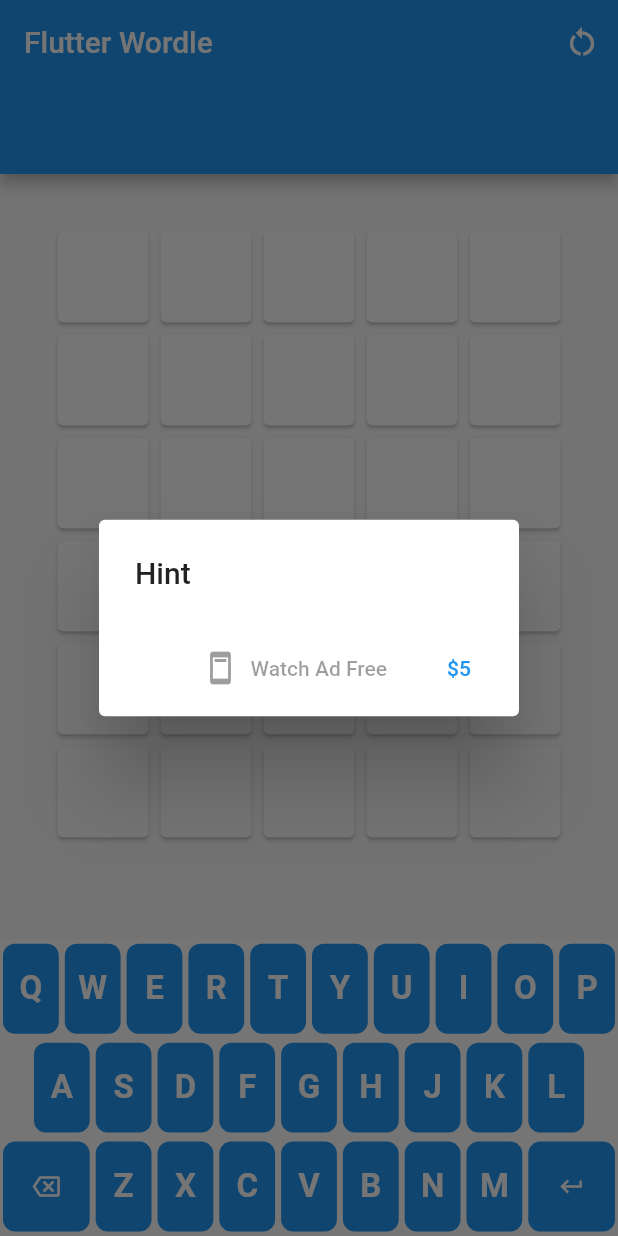
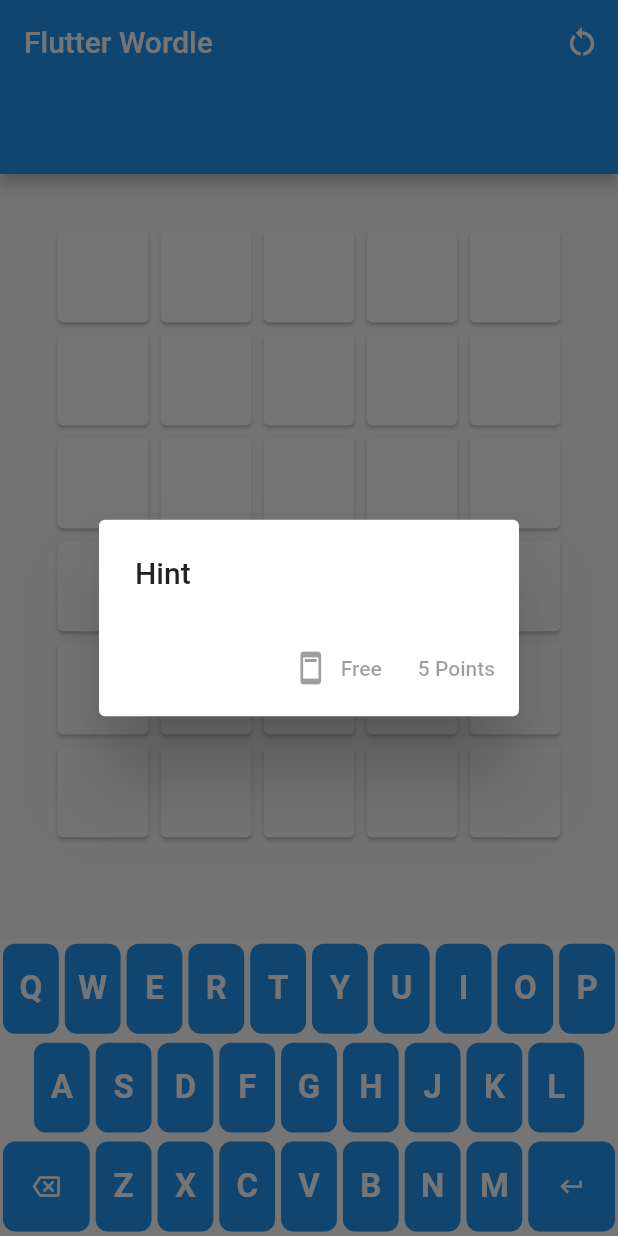
Before and after one commit to MominRaza/flutter_wordle, a Flutter app: the screen it shows after launch, after a tap on an icon or button, on a phone screen of 412 x 824 dp. Run offline on Flutter 3.47's test engine with Material 2 defaults, Android fonts, the phone set to English and light mode, and no system bars; drawn by our look-alikes of dynamic_color; our stand-ins replace flutter_riverpod, google_mobile_ads, shared_preferences; network calls fail.

Commit message:
added hint points

```diff
--- a/lib/components/game.dart
+++ b/lib/components/game.dart
@@ -3,6 +3,8 @@ import 'dart:math' show Random;
 
 import 'package:flutter/foundation.dart' show listEquals;
 import 'package:flutter/material.dart';
+import 'package:flutter_riverpod/flutter_riverpod.dart'
+    show ConsumerStatefulWidget, ConsumerState;
 import 'package:google_mobile_ads/google_mobile_ads.dart'
     show
         InterstitialAd,
@@ -11,6 +13,7 @@ import 'package:google_mobile_ads/google_mobile_ads.dart'
         FullScreenContentCallback;
 
 import '../dictionary.dart';
+import '../providers/hint_point.dart';
 import 'card_board.dart';
 import 'hint_button.dart';
 import 'key_board.dart';
@@ -18,16 +21,16 @@ import 'loser_dialog.dart';
 import 'top_ad.dart';
 import 'win_dialog.dart';
 
-class Game extends StatefulWidget {
+class Game extends ConsumerStatefulWidget {
   const Game({
     super.key,
   });
 
   @override
-  State<Game> createState() => _GameState();
+  ConsumerState<Game> createState() => _GameState();
 }
 
-class _GameState extends State<Game> {
+class _GameState extends ConsumerState<Game> {
   late List<String> wordle, guess;
   late int length;
   late List<List<Map>> keys, card;
@@ -192,6 +195,9 @@ class _GameState extends State<Game> {
           ),
         ),
       );
+      ref.read(hintPointProvider.notifier).win(
+            6 - (length ~/ 5),
+          );
     } else if (length >= 30) {
       showDialog(
         context: context,
--- a/lib/components/hint_button.dart
+++ b/lib/components/hint_button.dart
@@ -1,6 +1,8 @@
 import 'dart:io' show Platform;
 
 import 'package:flutter/material.dart';
+import 'package:flutter_riverpod/flutter_riverpod.dart'
+    show ConsumerStatefulWidget, ConsumerState;
 import 'package:google_mobile_ads/google_mobile_ads.dart'
     show
         RewardedAd,
@@ -8,22 +10,25 @@ import 'package:google_mobile_ads/google_mobile_ads.dart'
         RewardedAdLoadCallback,
         FullScreenContentCallback;
 
-class HintButton extends StatefulWidget {
+import '../providers/hint_point.dart';
+
+class HintButton extends ConsumerStatefulWidget {
   const HintButton({super.key, required this.wordle});
 
   final List<String> wordle;
 
   @override
-  State<HintButton> createState() => _HintButtonState();
+  ConsumerState<HintButton> createState() => _HintButtonState();
 }
 
-class _HintButtonState extends State<HintButton> {
+class _HintButtonState extends ConsumerState<HintButton> {
   @override
   void initState() {
     super.initState();
     if (Platform.isAndroid) {
       loadAd();
     }
+    ref.read(hintPointProvider.notifier).load();
   }
 
   @override
@@ -39,7 +44,7 @@ class _HintButtonState extends State<HintButton> {
         (_) => Platform.isAndroid ? loadAd() : null,
       ),
       icon: const Icon(Icons.tips_and_updates_outlined),
-      label: const Text('0'),
+      label: Text(ref.watch(hintPointProvider).toString()),
     );
   }
 
@@ -74,16 +79,16 @@ class _HintButtonState extends State<HintButton> {
   }
 }
 
-class _HintDialog extends StatefulWidget {
+class _HintDialog extends ConsumerStatefulWidget {
   const _HintDialog({required this.wordle, required this.rewardedAd});
 
   @override
-  State<_HintDialog> createState() => __HintDialogState();
+  ConsumerState<_HintDialog> createState() => __HintDialogState();
   final List<String> wordle;
   final RewardedAd? rewardedAd;
 }
 
-class __HintDialogState extends State<_HintDialog> {
+class __HintDialogState extends ConsumerState<_HintDialog> {
   bool _showHint = false;
 
   @override
@@ -108,11 +113,16 @@ class __HintDialogState extends State<_HintDialog> {
                         )
                     : null,
                 icon: const Icon(Icons.ad_units),
-                label: const Text('Watch Ad Free'),
+                label: const Text('Free'),
               ),
               TextButton(
-                onPressed: () => setState(() => _showHint = true),
-                child: const Text('\$5'),
+                onPressed: ref.watch(hintPointProvider) >= 5
+                    ? () {
+                        ref.read(hintPointProvider.notifier).showHint();
+                        setState(() => _showHint = true);
+                      }
+                    : null,
+                child: const Text('5 Points'),
               ),
             ],
     );
--- a/lib/main.dart
+++ b/lib/main.dart
@@ -4,6 +4,7 @@ import 'package:dynamic_color/dynamic_color.dart' show DynamicColorBuilder;
 import 'package:flutter/material.dart';
 import 'package:flutter/services.dart'
     show SystemChrome, SystemUiMode, SystemUiOverlayStyle;
+import 'package:flutter_riverpod/flutter_riverpod.dart' show ProviderScope;
 import 'package:google_mobile_ads/google_mobile_ads.dart' show MobileAds;
 
 import 'screens/home_screen.dart';
@@ -13,7 +14,6 @@ void main() {
   if (Platform.isAndroid) {
     MobileAds.instance.initialize();
   }
-  runApp(const MyApp());
   SystemChrome.setEnabledSystemUIMode(SystemUiMode.edgeToEdge);
   SystemChrome.setSystemUIOverlayStyle(const SystemUiOverlayStyle(
     statusBarColor: Colors.transparent,
@@ -22,6 +22,12 @@ void main() {
     systemNavigationBarDividerColor: Colors.transparent,
     systemNavigationBarContrastEnforced: false,
   ));
+
+  runApp(
+    const ProviderScope(
+      child: MyApp(),
+    ),
+  );
 }
 
 class MyApp extends StatelessWidget {
--- /dev/null
+++ b/lib/providers/hint_point.dart
@@ -0,0 +1,28 @@
+import 'package:flutter_riverpod/flutter_riverpod.dart'
+    show StateNotifierProvider, StateNotifier;
+import 'package:shared_preferences/shared_preferences.dart'
+    show SharedPreferences;
+
+final hintPointProvider =
+    StateNotifierProvider<HintPoint, int>((ref) => HintPoint());
+
+class HintPoint extends StateNotifier<int> {
+  HintPoint() : super(0);
+
+  late SharedPreferences pref;
+
+  void win(int hintPoint) {
+    state += hintPoint;
+    pref.setInt('hintPoint', state);
+  }
+
+  void showHint() {
+    state -= 5;
+    pref.setInt('hintPoint', state);
+  }
+
+  Future<void> load() async {
+    pref = await SharedPreferences.getInstance();
+    state = pref.getInt('hintPoint') ?? 0;
+  }
+}
--- a/pubspec.yaml
+++ b/pubspec.yaml
@@ -10,7 +10,9 @@ dependencies:
   dynamic_color: ^1.6.6
   flutter:
     sdk: flutter
+  flutter_riverpod: ^2.3.7
   google_mobile_ads: ^3.0.0
+  shared_preferences: ^2.2.0
 
 dev_dependencies:
   flutter_test:
```
Also changed, not shown: pubspec.lock, 1 other file.
